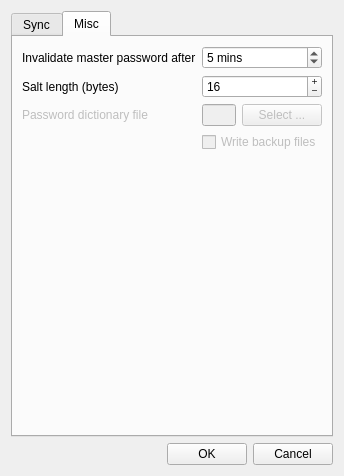
Above: Qt-SESAM/optionsdialog.ui from 607011/Qt-SESAM before the change. Below: the same form after it.
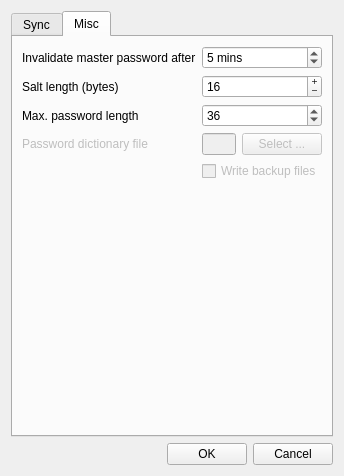
That is the form after the change. The open tabs and pages were chosen to show the change.

```diff
--- a/Qt-SESAM/optionsdialog.ui
+++ b/Qt-SESAM/optionsdialog.ui
@@ -336,7 +336,7 @@
            </property>
           </widget>
          </item>
-         <item row="3" column="0">
+         <item row="4" column="0">
           <widget class="QLabel" name="label_9">
            <property name="enabled">
             <bool>false</bool>
@@ -346,7 +346,7 @@
            </property>
           </widget>
          </item>
-         <item row="3" column="1">
+         <item row="4" column="1">
           <layout class="QHBoxLayout" name="horizontalLayout_4">
            <item>
             <widget class="QLineEdit" name="passwordFileLineEdit">
@@ -367,7 +367,7 @@
            </item>
           </layout>
          </item>
-         <item row="4" column="1">
+         <item row="5" column="1">
           <widget class="QCheckBox" name="writeBackupsCheckBox">
            <property name="enabled">
             <bool>false</bool>
@@ -377,6 +377,23 @@
            </property>
           </widget>
          </item>
+         <item row="2" column="0">
+          <widget class="QLabel" name="label_6">
+           <property name="text">
+            <string>Max. password length</string>
+           </property>
+          </widget>
+         </item>
+         <item row="2" column="1">
+          <widget class="QSpinBox" name="maxPasswordLengthSpinBox">
+           <property name="minimum">
+            <number>4</number>
+           </property>
+           <property name="value">
+            <number>36</number>
+           </property>
+          </widget>
+         </item>
         </layout>
        </item>
        <item>
```
